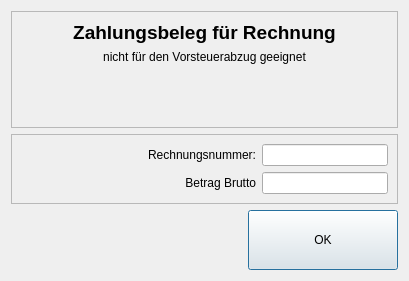
Above: src/ui/r2bdialog.ui from todvora/qrk-registrier-kasse before the change. Below: the same form after it.
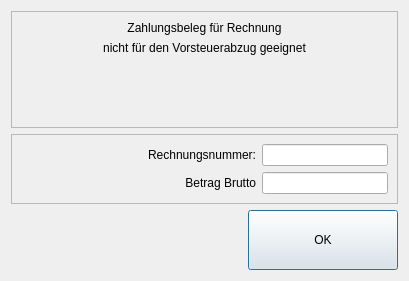
That is the form after the change. Icons and pictures are not drawn.

Commit message: add FontSelector class

The edit to the form file:
```diff
--- a/src/ui/r2bdialog.ui
+++ b/src/ui/r2bdialog.ui
@@ -27,14 +27,6 @@
        <layout class="QVBoxLayout" name="verticalLayout_2">
         <item>
          <widget class="QLabel" name="label_3">
-          <property name="font">
-           <font>
-            <family>Arial</family>
-            <pointsize>14</pointsize>
-            <weight>75</weight>
-            <bold>true</bold>
-           </font>
-          </property>
           <property name="text">
            <string>Zahlungsbeleg für Rechnung</string>
           </property>
```
Left out of the diff: 16 changed lines with no effect on the pictures. The commit also changes 12 other files.
